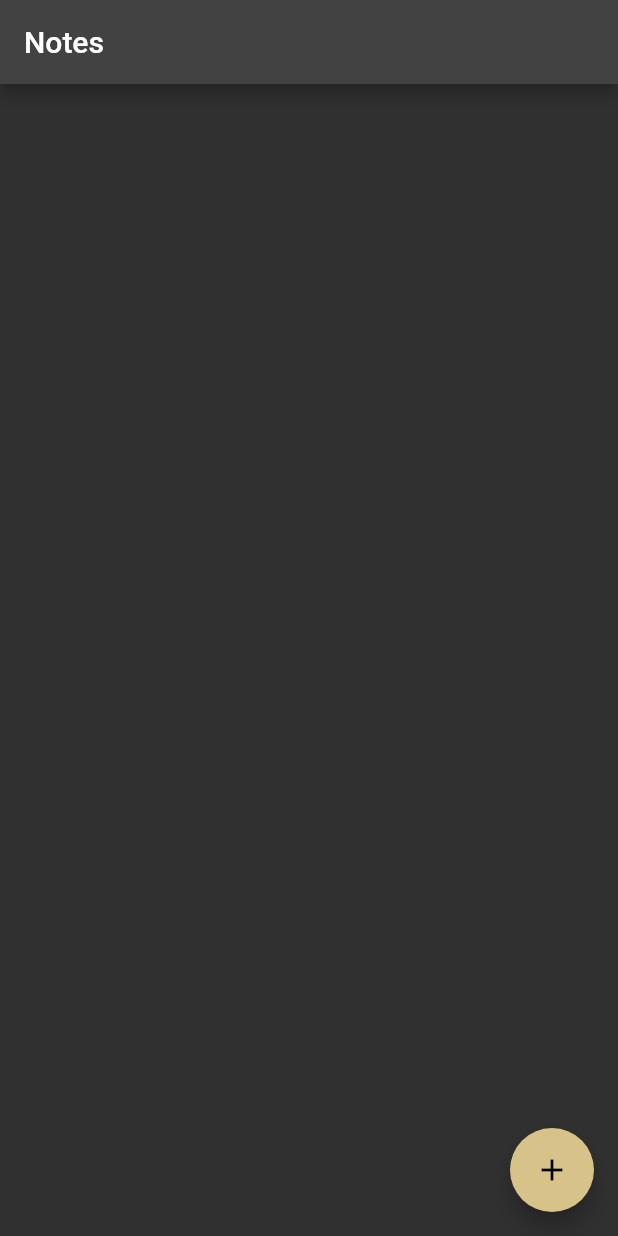
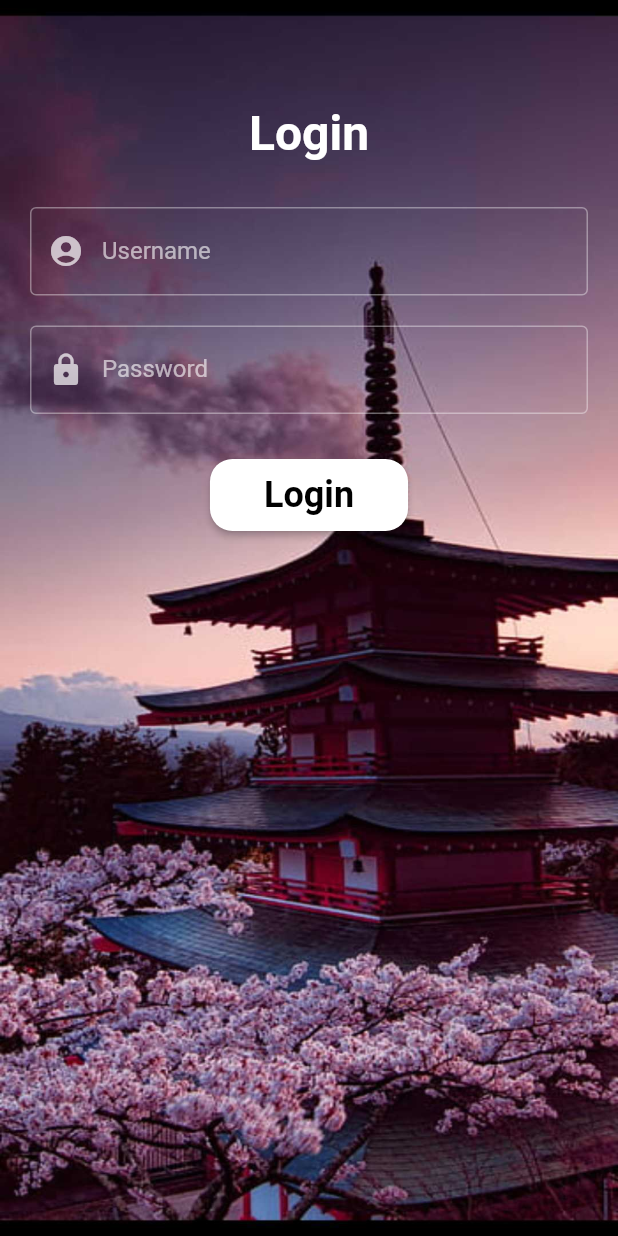
Before and after one commit to stephanxiayu/MERN-Notizen, a Flutter app: the screen it shows after launch, on a phone screen of 412 x 824 dp. Run offline on Flutter 3.47's test engine with Material 2 defaults, Android fonts, the phone set to English and light mode, and no system bars; our stand-ins replace fluttertoast, shared_preferences.

Commit message:
login screen and function mobile app

```diff
--- /dev/null
+++ b/mobile/lib/Pages/LoginPage.dart
@@ -0,0 +1,155 @@
+import 'package:flutter/material.dart';
+import 'package:http/http.dart' as http;
+import 'dart:convert';
+
+import 'package:mobile/Pages/NoteList.dart';
+import 'package:shared_preferences/shared_preferences.dart';
+
+class LoginForm extends StatefulWidget {
+  const LoginForm({super.key});
+
+  @override
+  _LoginFormState createState() => _LoginFormState();
+}
+
+class _LoginFormState extends State<LoginForm> {
+  final _formKey = GlobalKey<FormState>();
+  final _usernameController = TextEditingController();
+  final _emailController = TextEditingController();
+  final _passwordController = TextEditingController();
+
+  Future<void> _login() async {
+    const url =
+        'http://localhost:8080/api/user/login'; // replace with your server URL
+    final response = await http.post(
+      Uri.parse(url),
+      body: jsonEncode({
+        'username': _usernameController.text.trim(),
+        // 'email': _emailController.text.trim(),
+        'password': _passwordController.text.trim(),
+      }),
+      headers: {'Content-Type': 'application/json'},
+    );
+
+    if (response.statusCode == 201) {
+      SharedPreferences prefs = await SharedPreferences.getInstance();
+      await prefs.setBool('isLoggedIn', true);
+      Navigator.push(
+          context,
+          MaterialPageRoute(
+            builder: (context) => const NoteList(),
+          ));
+      print('Logged in successfully');
+    } else {
+      // If the server did not return a 200 OK response,
+      print(response.body);
+      print(response.statusCode);
+      throw Exception('Failed to login');
+    }
+  }
+
+  @override
+  Widget build(BuildContext context) {
+    return Scaffold(
+      body: Stack(alignment: Alignment.center, children: <Widget>[
+        Container(
+          height: MediaQuery.of(context).size.height,
+          width: MediaQuery.of(context).size.width,
+          decoration: const BoxDecoration(
+            image: DecorationImage(
+              image: AssetImage("assets/image.jpg"),
+              fit: BoxFit.fill,
+            ),
+          ),
+          child: Form(
+            key: _formKey,
+            child: SingleChildScrollView(
+              // To avoid overflow when keyboard shows up
+              child: Padding(
+                padding: const EdgeInsets.all(20.0),
+                child: Center(
+                  child: Column(
+                    mainAxisAlignment: MainAxisAlignment.center,
+                    children: <Widget>[
+                      const SizedBox(height: 50),
+                      const Text(
+                        "Login",
+                        style: TextStyle(
+                          fontSize: 32,
+                          fontWeight: FontWeight.bold,
+                          color: Colors
+                              .white, // Change the color to white for better visibility on image
+                        ),
+                      ),
+                      const SizedBox(height: 30),
+                      TextFormField(
+                        controller: _usernameController,
+                        decoration: const InputDecoration(
+                          labelText: 'Username',
+                          border: OutlineInputBorder(),
+                          prefixIcon: Icon(Icons.account_circle),
+                        ),
+                        validator: (value) {
+                          if (value == null || value.isEmpty) {
+                            return 'Please enter your username';
+                          }
+                          return null;
+                        },
+                      ),
+                      const SizedBox(height: 20),
+                      TextFormField(
+                        controller: _passwordController,
+                        obscureText: true,
+                        decoration: const InputDecoration(
+                          labelText: 'Password',
+                          border: OutlineInputBorder(),
+                          prefixIcon: Icon(Icons.lock),
+                        ),
+                        validator: (value) {
+                          if (value == null || value.isEmpty) {
+                            return 'Please enter your password';
+                          }
+                          return null;
+                        },
+                      ),
+                      const SizedBox(height: 30),
+                      ElevatedButton(
+                        onPressed: () {
+                          if (_formKey.currentState!.validate()) {
+                            _login().catchError((error) {
+                              // Handle the error here
+                              print('Login failed with error: $error');
+                            });
+                          }
+                        },
+                        style: ElevatedButton.styleFrom(
+                          backgroundColor:
+                              Colors.white, //change the background color here
+                          shape: RoundedRectangleBorder(
+                            borderRadius: BorderRadius.circular(15),
+                          ),
+                        ),
+                        child: const Padding(
+                          padding: EdgeInsets.symmetric(
+                              vertical: 10.0, horizontal: 20.0),
+                          child: Text(
+                            'Login',
+                            style: TextStyle(
+                              fontSize: 24,
+                              fontWeight: FontWeight.bold,
+                              color: Colors.black,
+                            ),
+                          ),
+                        ),
+                      ),
+                    ],
+                  ),
+                ),
+              ),
+            ),
+          ),
+        ),
+      ]),
+    );
+  }
+}
--- a/mobile/lib/main.dart
+++ b/mobile/lib/main.dart
@@ -1,21 +1,30 @@
 import 'package:flutter/material.dart';
-import 'package:mobile/Pages/NoteList.dart';
+import 'package:shared_preferences/shared_preferences.dart';
+import 'Pages/LoginPage.dart';
+import 'Pages/NoteList.dart';
 
-void main() {
-  runApp(const MyApp());
+void main() async {
+  WidgetsFlutterBinding.ensureInitialized();
+
+  SharedPreferences prefs = await SharedPreferences.getInstance();
+  bool? isLoggedIn = prefs.getBool('isLoggedIn');
+
+  runApp(MyApp(isLoggedIn: isLoggedIn ?? false));
 }
 
 class MyApp extends StatelessWidget {
-  const MyApp({super.key});
+  final bool isLoggedIn;
 
-  // This widget is the root of your application.
+  const MyApp({super.key, required this.isLoggedIn});
+
   @override
   Widget build(BuildContext context) {
+    print("isLoggedIn == true??? $isLoggedIn");
     return MaterialApp(
       debugShowCheckedModeBanner: false,
-      title: 'Flutter Demo',
+      title: 'Your App',
       theme: ThemeData.dark(),
-      home: const NoteList(),
+      home: isLoggedIn ? const NoteList() : const LoginForm(),
     );
   }
 }
--- a/mobile/pubspec.yaml
+++ b/mobile/pubspec.yaml
@@ -39,6 +39,7 @@ dependencies:
   provider: ^6.0.5
   fluttertoast: ^8.2.1
   intl: ^0.18.0
+  shared_preferences: ^2.1.1
 
 dev_dependencies:
   flutter_test:
@@ -63,8 +64,8 @@ flutter:
   uses-material-design: true
 
   # To add assets to your application, add an assets section, like this:
-  # assets:
-  #   - images/a_dot_burr.jpeg
+  assets:
+    - assets/image.jpg
   #   - images/a_dot_ham.jpeg
 
   # An image asset can refer to one or more resolution-specific "variants", see
```
Also changed, not shown: mobile/lib/Pages/NoteList.dart (+40 -0 lines), mobile/assets/image.jpg (added), mobile/pubspec.lock, 4 other files.
